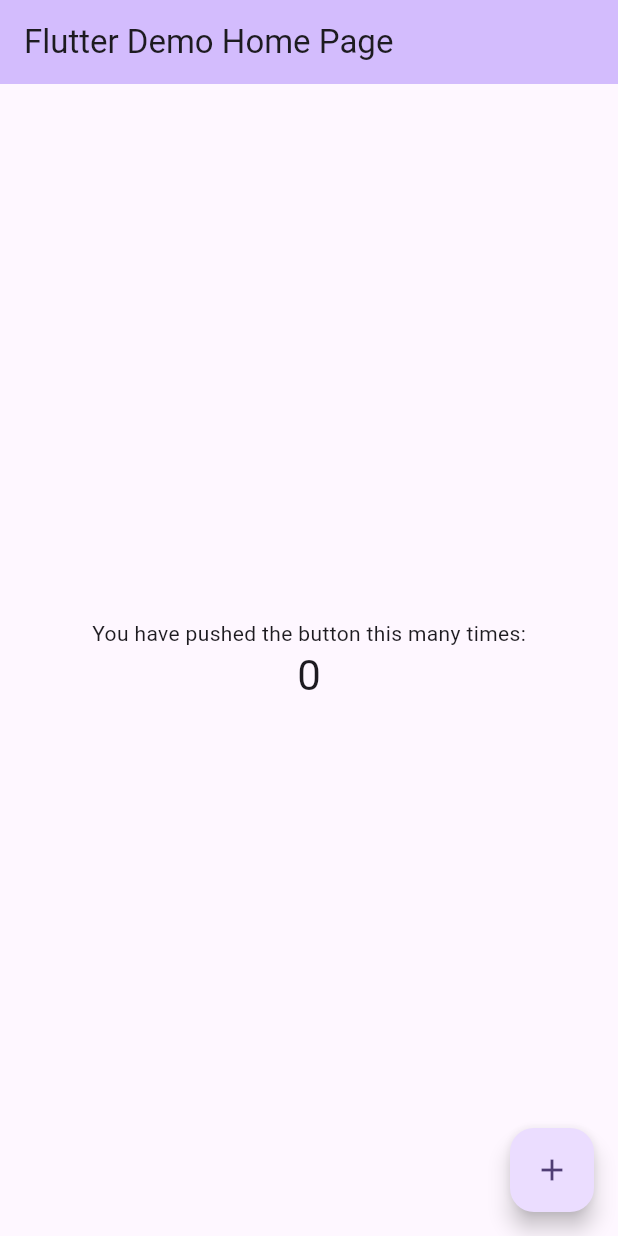
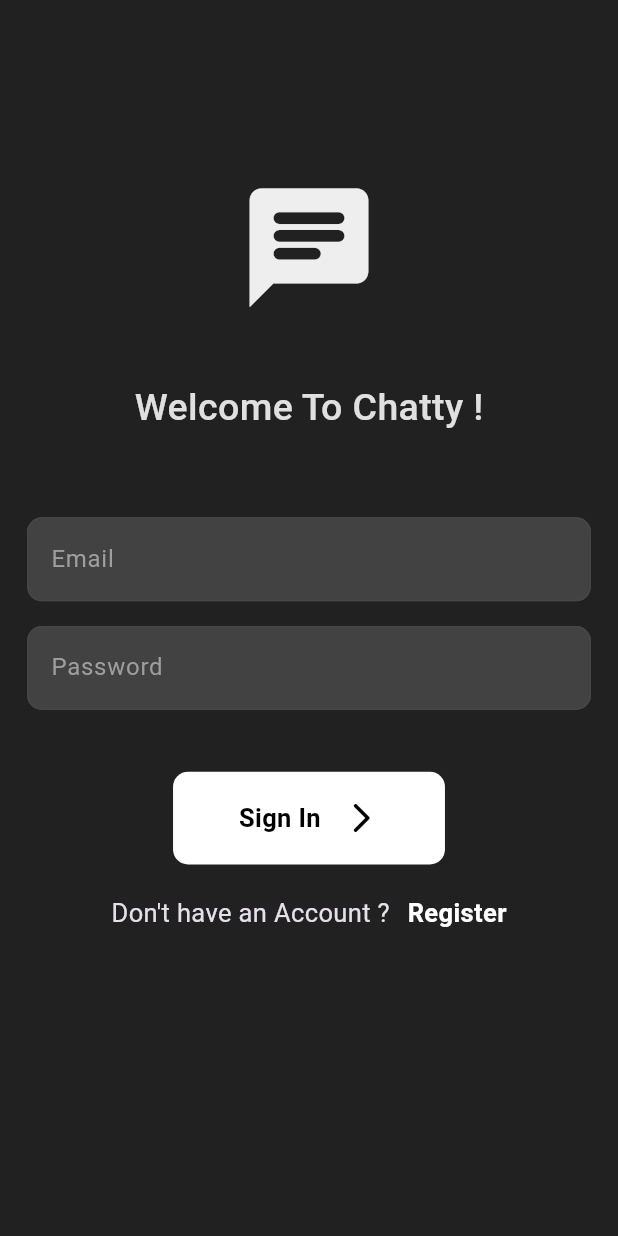
Before and after one commit to Sm69mu/Chatty, a Flutter app: the screen it shows after launch, on a phone screen of 412 x 824 dp. Run offline on Flutter 3.47's test engine with Material 2 defaults, Android fonts, the phone set to English and light mode, and no system bars; our stand-ins replace firebase_core; accounts and stored records are empty.

Commit message:
Added login & signup page & connected to firebase

```diff
--- a/lib/main.dart
+++ b/lib/main.dart
@@ -1,3 +1,4 @@
+import 'package:chatty/screens/login_screen.dart';
 import 'package:flutter/material.dart';
 
 void main() {
@@ -11,115 +12,12 @@ class MyApp extends StatelessWidget {
   @override
   Widget build(BuildContext context) {
     return MaterialApp(
+      debugShowCheckedModeBanner: false,
       title: 'Flutter Demo',
-      theme: ThemeData(
-        // This is the theme of your application.
-        //
-        // TRY THIS: Try running your application with "flutter run". You'll see
-        // the application has a blue toolbar. Then, without quitting the app,
-        // try changing the seedColor in the colorScheme below to Colors.green
-        // and then invoke "hot reload" (save your changes or press the "hot
-        // reload" button in a Flutter-supported IDE, or press "r" if you used
-        // the command line to start the app).
-        //
-        // Notice that the counter didn't reset back to zero; the application
-        // state is not lost during the reload. To reset the state, use hot
-        // restart instead.
-        //
-        // This works for code too, not just values: Most code changes can be
-        // tested with just a hot reload.
-        colorScheme: ColorScheme.fromSeed(seedColor: Colors.deepPurple),
+      theme: ThemeData.dark(
         useMaterial3: true,
       ),
-      home: const MyHomePage(title: 'Flutter Demo Home Page'),
+      home: const LoginScreen(),
     );
   }
 }
-
-class MyHomePage extends StatefulWidget {
-  const MyHomePage({super.key, required this.title});
-
-  // This widget is the home page of your application. It is stateful, meaning
-  // that it has a State object (defined below) that contains fields that affect
-  // how it looks.
-
-  // This class is the configuration for the state. It holds the values (in this
-  // case the title) provided by the parent (in this case the App widget) and
-  // used by the build method of the State. Fields in a Widget subclass are
-  // always marked "final".
-
-  final String title;
-
-  @override
-  State<MyHomePage> createState() => _MyHomePageState();
-}
-
-class _MyHomePageState extends State<MyHomePage> {
-  int _counter = 0;
-
-  void _incrementCounter() {
-    setState(() {
-      // This call to setState tells the Flutter framework that something has
-      // changed in this State, which causes it to rerun the build method below
-      // so that the display can reflect the updated values. If we changed
-      // _counter without calling setState(), then the build method would not be
-      // called again, and so nothing would appear to happen.
-      _counter++;
-    });
-  }
-
-  @override
-  Widget build(BuildContext context) {
-    // This method is rerun every time setState is called, for instance as done
-    // by the _incrementCounter method above.
-    //
-    // The Flutter framework has been optimized to make rerunning build methods
-    // fast, so that you can just rebuild anything that needs updating rather
-    // than having to individually change instances of widgets.
-    return Scaffold(
-      appBar: AppBar(
-        // TRY THIS: Try changing the color here to a specific color (to
-        // Colors.amber, perhaps?) and trigger a hot reload to see the AppBar
-        // change color while the other colors stay the same.
-        backgroundColor: Theme.of(context).colorScheme.inversePrimary,
-        // Here we take the value from the MyHomePage object that was created by
-        // the App.build method, and use it to set our appbar title.
-        title: Text(widget.title),
-      ),
-      body: Center(
-        // Center is a layout widget. It takes a single child and positions it
-        // in the middle of the parent.
-        child: Column(
-          // Column is also a layout widget. It takes a list of children and
-          // arranges them vertically. By default, it sizes itself to fit its
-          // children horizontally, and tries to be as tall as its parent.
-          //
-          // Column has various properties to control how it sizes itself and
-          // how it positions its children. Here we use mainAxisAlignment to
-          // center the children vertically; the main axis here is the vertical
-          // axis because Columns are vertical (the cross axis would be
-          // horizontal).
-          //
-          // TRY THIS: Invoke "debug painting" (choose the "Toggle Debug Paint"
-          // action in the IDE, or press "p" in the console), to see the
-          // wireframe for each widget.
-          mainAxisAlignment: MainAxisAlignment.center,
-          children: <Widget>[
-            const Text(
-              'You have pushed the button this many times:',
-            ),
-            Text(
-              '$_counter',
-              style: Theme.of(context).textTheme.headlineMedium,
-            ),
-          ],
-        ),
-      ),
-      floatingActionButton: FloatingActionButton(
-        onPressed: _incrementCounter,
-        tooltip: 'Increment',
-        child: const Icon(Icons.add),
-      ), // This trailing comma makes auto-formatting nicer for build methods.
-    );
-  }
-}
--- /dev/null
+++ b/lib/screens/login_screen.dart
@@ -0,0 +1,122 @@
+import 'package:chatty/screens/register_screen.dart';
+import 'package:chatty/widgets/custom_button.dart';
+import 'package:chatty/widgets/text_feild_widget.dart';
+import 'package:flutter/material.dart';
+
+class LoginScreen extends StatelessWidget {
+  const LoginScreen({Key? key}) : super(key: key);
+
+  @override
+  Widget build(BuildContext context) {
+    //text controller
+    final emailController = TextEditingController();
+    final passwordController = TextEditingController();
+    double deviceHeight = MediaQuery.of(context).size.height;
+    double deviceWidth = MediaQuery.of(context).size.width;
+
+    //sign in method
+    void signIn(){
+
+    }
+
+    return Scaffold(
+      backgroundColor: Colors.grey[900],
+      body: SafeArea(
+        child: SingleChildScrollView(
+          scrollDirection: Axis.vertical,
+          child: Center(
+            child: Padding(
+              padding: const EdgeInsets.symmetric(horizontal: 18),
+              child: Column(
+                //App logo
+                children: [
+                  SizedBox(
+                    height: deviceHeight / 7,
+                  ),
+
+                  Icon(
+                    Icons.chat_rounded,
+                    size: 95,
+                    color: Colors.grey[200],
+                  ),
+
+                  SizedBox(
+                    height: deviceHeight / 20,
+                  ),
+
+                  // welcome text
+                  Text(
+                    'Welcome To Chatty !',
+                    style: TextStyle(
+                        fontSize: 25,
+                        fontWeight: FontWeight.w500,
+                        color: Colors.grey[300]),
+                  ),
+
+                  SizedBox(
+                    height: deviceHeight / 15,
+                  ),
+
+                  //email text field
+                  TextFeildWidget(
+                      controller: emailController,
+                      hintText: "Email",
+                      obscureText: false),
+
+                  SizedBox(
+                    height: deviceHeight / 50,
+                  ),
+
+                  //password text field
+                  TextFeildWidget(
+                      controller: passwordController,
+                      hintText: "Password",
+                      obscureText: true),
+                  SizedBox(
+                    height: deviceHeight / 20,
+                  ),
+
+                  //signin button
+                  customSignInbutton(context, title: "Sign In", onPress: signIn),
+                  //not a user register now
+
+                  SizedBox(
+                    height: deviceHeight / 40,
+                  ),
+
+                  GestureDetector(
+                    onTap: () {
+                      Navigator.push(
+                        context,
+                        MaterialPageRoute(
+                            builder: (context) => const RegisterScreen()),
+                      );
+                    },
+                    child: Row(
+                      mainAxisAlignment: MainAxisAlignment.center,
+                      children: [
+                        const Text(
+                          'Don\'t have an Account ?',
+                          style: TextStyle(
+                              fontSize: 17, fontWeight: FontWeight.w400),
+                        ),
+                        SizedBox(width: deviceWidth / 35),
+                        const Text(
+                          'Register',
+                          style: TextStyle(
+                              fontSize: 17,
+                              fontWeight: FontWeight.bold,
+                              color: Colors.white),
+                        )
+                      ],
+                    ),
+                  )
+                ],
+              ),
+            ),
+          ),
+        ),
+      ),
+    );
+  }
+}
--- /dev/null
+++ b/lib/widgets/custom_button.dart
@@ -0,0 +1,36 @@
+import 'package:flutter/material.dart';
+
+Widget customSignInbutton(BuildContext context, {String? title,onPress}) {
+  double deviceWidth = MediaQuery.of(context).size.width;
+  double deviceHeight = MediaQuery.of(context).size.height;
+  return GestureDetector(
+    onTap: onPress,
+    child: Container(
+
+      height: deviceHeight * 0.075,
+      width: deviceWidth * 0.44,
+      decoration: BoxDecoration(
+        color: Colors.white,
+        borderRadius: BorderRadius.circular(10),
+      ),
+      child: Row(
+        mainAxisAlignment: MainAxisAlignment.center,
+        children: [
+          Text(
+            title!,
+            style: const TextStyle(
+                color: Colors.black, fontWeight: FontWeight.bold, fontSize: 17),
+          ),
+          const SizedBox(
+            width: 15,
+          ),
+          const Icon(
+            Icons.arrow_forward_ios_rounded,
+            color: Colors.black,
+          )
+        ],
+
+      ),
+    ),
+  );
+}
--- /dev/null
+++ b/lib/widgets/text_feild_widget.dart
@@ -0,0 +1,36 @@
+import 'package:flutter/material.dart';
+
+class TextFeildWidget extends StatelessWidget {
+  final TextEditingController controller;
+  final String hintText;
+  final bool obscureText;
+  const TextFeildWidget(
+      {Key? key,
+      required this.controller,
+      required this.hintText,
+      required this.obscureText})
+      : super(key: key);
+
+  @override
+  Widget build(BuildContext context) {
+    return TextField(
+      controller: controller,
+      obscureText: obscureText,
+      decoration: InputDecoration(
+        enabledBorder: OutlineInputBorder(
+            borderSide:
+                const BorderSide(color: Color.fromARGB(255, 70, 70, 70)),
+            borderRadius: BorderRadius.circular(10)),
+        fillColor: Colors.grey[800],
+        filled: true,
+        hintText: hintText,
+        hintStyle: TextStyle(color: Colors.grey[500]),
+        focusedBorder: OutlineInputBorder(
+          borderRadius: BorderRadius.circular(10),
+          borderSide:
+              const BorderSide(color: Color.fromARGB(255, 130, 130, 130)),
+        ),
+      ),
+    );
+  }
+}
```
Also changed, not shown: lib/screens/register_screen.dart (added, +132 -0 lines), lib/firebase_options.dart (added), 1 other file.
